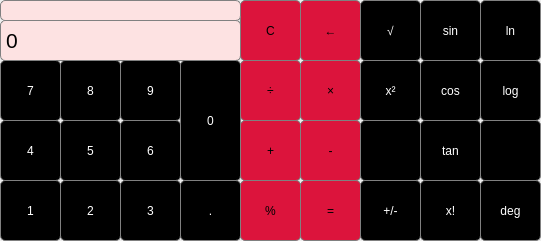
Above: mainwindow.ui from calculator22105/calculator before the change. Below: the same form after it.
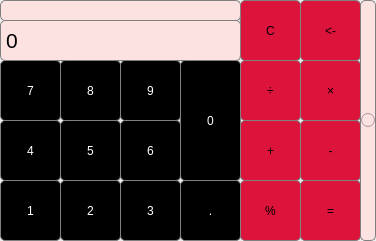
That is the form after the change.

The edit to the form file:
```diff
--- a/mainwindow.ui
+++ b/mainwindow.ui
@@ -6,7 +6,7 @@
    <rect>
     <x>0</x>
     <y>0</y>
-    <width>541</width>
+    <width>376</width>
     <height>241</height>
    </rect>
   </property>
@@ -79,31 +79,6 @@
      <string>С</string>
     </property>
    </widget>
-   <widget class="QPushButton" name="pushButton_plusMinus">
-    <property name="geometry">
-     <rect>
-      <x>360</x>
-      <y>180</y>
-      <width>61</width>
-      <height>61</height>
-     </rect>
-    </property>
-    <property name="styleSheet">
-     <string notr="true">QPushButton {
- background-color: black;
- border: 1px solid gray;
-   border-radius: 5px;
-color: white;
-}
-QPushButton:pressed {
- background-color: qlineargradient(x1: 0, y1: 0, x2: 1, y2: 1,
-stop: 0 #F3184B, stop: 1 #FF9AFF);
-}</string>
-    </property>
-    <property name="text">
-     <string>+/-</string>
-    </property>
-   </widget>
    <widget class="QPushButton" name="pushButton_7">
     <property name="geometry">
      <rect>
@@ -549,181 +524,6 @@
      <string/>
     </property>
    </widget>
-   <widget class="QPushButton" name="pushButton_sqrt">
-    <property name="geometry">
-     <rect>
-      <x>360</x>
-      <y>0</y>
-      <width>61</width>
-      <height>61</height>
-     </rect>
-    </property>
-    <property name="styleSheet">
-     <string notr="true">QPushButton {
- background-color: black;
- border: 1px solid gray;
-   border-radius: 5px;
-color: white;
-}
-QPushButton:pressed {
- background-color: qlineargradient(x1: 0, y1: 0, x2: 1, y2: 1,
-stop: 0 #F3184B, stop: 1 #FF9AFF);
-}</string>
-    </property>
-    <property name="text">
-     <string>√</string>
-    </property>
-   </widget>
-   <widget class="QPushButton" name="pushButton_pow">
-    <property name="geometry">
-     <rect>
-      <x>360</x>
-      <y>60</y>
-      <width>61</width>
-      <height>61</height>
-     </rect>
-    </property>
-    <property name="styleSheet">
-     <string notr="true">QPushButton {
- background-color: black;
- border: 1px solid gray;
-   border-radius: 5px;
-color: white;
-}
-QPushButton:pressed {
- background-color: qlineargradient(x1: 0, y1: 0, x2: 1, y2: 1,
-stop: 0 #F3184B, stop: 1 #FF9AFF);
-}</string>
-    </property>
-    <property name="text">
-     <string>x²</string>
-    </property>
-   </widget>
-   <widget class="QPushButton" name="pushButton_powe">
-    <property name="geometry">
-     <rect>
-      <x>360</x>
-      <y>120</y>
-      <width>61</width>
-      <height>61</height>
-     </rect>
-    </property>
-    <property name="styleSheet">
-     <string notr="true">QPushButton {
- background-color: black;
- border: 1px solid gray;
-   border-radius: 5px;
-color: white;
-}
-QPushButton:pressed {
- background-color: qlineargradient(x1: 0, y1: 0, x2: 1, y2: 1,
-stop: 0 #F3184B, stop: 1 #FF9AFF);
-}</string>
-    </property>
-    <property name="text">
-     <string/>
-    </property>
-   </widget>
-   <widget class="QPushButton" name="pushButton_cos">
-    <property name="geometry">
-     <rect>
-      <x>420</x>
-      <y>60</y>
-      <width>61</width>
-      <height>61</height>
-     </rect>
-    </property>
-    <property name="styleSheet">
-     <string notr="true">QPushButton {
- background-color: black;
- border: 1px solid gray;
-   border-radius: 5px;
-color: white;
-}
-QPushButton:pressed {
- background-color: qlineargradient(x1: 0, y1: 0, x2: 1, y2: 1,
-stop: 0 #F3184B, stop: 1 #FF9AFF);
-}</string>
-    </property>
-    <property name="text">
-     <string>cos</string>
-    </property>
-   </widget>
-   <widget class="QPushButton" name="pushButton_sin">
-    <property name="geometry">
-     <rect>
-      <x>420</x>
-      <y>0</y>
-      <width>61</width>
-      <height>61</height>
-     </rect>
-    </property>
-    <property name="styleSheet">
-     <string notr="true">QPushButton {
- background-color: black;
- border: 1px solid gray;
-   border-radius: 5px;
-color: white;
-}
-QPushButton:pressed {
- background-color: qlineargradient(x1: 0, y1: 0, x2: 1, y2: 1,
-stop: 0 #F3184B, stop: 1 #FF9AFF);
-}</string>
-    </property>
-    <property name="text">
-     <string>sin</string>
-    </property>
-   </widget>
-   <widget class="QPushButton" name="pushButton_tan">
-    <property name="geometry">
-     <rect>
-      <x>420</x>
-      <y>120</y>
-      <width>61</width>
-      <height>61</height>
-     </rect>
-    </property>
-    <property name="styleSheet">
-     <string notr="true">QPushButton {
- background-color: black;
- border: 1px solid gray;
-   border-radius: 5px;
-color: white;
-}
-QPushButton:pressed {
- background-color: qlineargradient(x1: 0, y1: 0, x2: 1, y2: 1,
-stop: 0 #F3184B, stop: 1 #FF9AFF);
-}</string>
-    </property>
-    <property name="text">
-     <string>tan</string>
-    </property>
-   </widget>
-   <widget class="QPushButton" name="pushButton_factorial">
-    <property name="geometry">
-     <rect>
-      <x>420</x>
-      <y>180</y>
-      <width>61</width>
-      <height>61</height>
-     </rect>
-    </property>
-    <property name="styleSheet">
-     <string notr="true">QPushButton {
- background-color: black;
- border: 1px solid gray;
-   border-radius: 5px;
-color: white;
-}
-QPushButton:pressed {
- background-color: qlineargradient(x1: 0, y1: 0, x2: 1, y2: 1,
-stop: 0 #F3184B, stop: 1 #FF9AFF);
-}</string>
-    </property>
-    <property name="text">
-     <string>x!</string>
-    </property>
-   </widget>
    <widget class="QPushButton" name="pushButton_back">
     <property name="geometry">
      <rect>
@@ -745,74 +545,23 @@
 }</string>
     </property>
     <property name="text">
-     <string>←</string>
+     <string>&lt;-</string>
     </property>
    </widget>
-   <widget class="QPushButton" name="pushButton_fraction">
+   <widget class="QRadioButton" name="radioButton">
     <property name="geometry">
      <rect>
-      <x>480</x>
-      <y>120</y>
-      <width>61</width>
-      <height>61</height>
-     </rect>
-    </property>
-    <property name="styleSheet">
-     <string notr="true">QPushButton {
- background-color: black;
- border: 1px solid gray;
-   border-radius: 5px;
-color: white;
-}
-QPushButton:pressed {
- background-color: qlineargradient(x1: 0, y1: 0, x2: 1, y2: 1,
-stop: 0 #F3184B, stop: 1 #FF9AFF);
-}</string>
-    </property>
-    <property name="text">
-     <string/>
-    </property>
-   </widget>
-   <widget class="QPushButton" name="pushButton_deg">
-    <property name="geometry">
-     <rect>
-      <x>480</x>
-      <y>180</y>
-      <width>61</width>
-      <height>61</height>
-     </rect>
-    </property>
-    <property name="styleSheet">
-     <string notr="true">QPushButton {
- background-color: black;
- border: 1px solid gray;
-   border-radius: 5px;
-color: white;
-}
-QPushButton:pressed {
- background-color: qlineargradient(x1: 0, y1: 0, x2: 1, y2: 1,
-stop: 0 #F3184B, stop: 1 #FF9AFF);
-}</string>
-    </property>
-    <property name="text">
-     <string>deg</string>
-    </property>
-   </widget>
-   <widget class="QPushButton" name="pushButton_ln">
-    <property name="geometry">
-     <rect>
-      <x>480</x>
+      <x>360</x>
       <y>0</y>
-      <width>61</width>
-      <height>61</height>
+      <width>16</width>
+      <height>241</height>
      </rect>
     </property>
     <property name="styleSheet">
-     <string notr="true">QPushButton {
- background-color: black;
+     <string notr="true">QRadioButton {
+ background-color:#FDE2E2;
  border: 1px solid gray;
    border-radius: 5px;
-color: white;
 }
 QPushButton:pressed {
  background-color: qlineargradient(x1: 0, y1: 0, x2: 1, y2: 1,
@@ -820,32 +569,7 @@
 }</string>
     </property>
     <property name="text">
-     <string>ln</string>
-    </property>
-   </widget>
-   <widget class="QPushButton" name="pushButton_log">
-    <property name="geometry">
-     <rect>
-      <x>480</x>
-      <y>60</y>
-      <width>61</width>
-      <height>61</height>
-     </rect>
-    </property>
-    <property name="styleSheet">
-     <string notr="true">QPushButton {
- background-color: black;
- border: 1px solid gray;
-   border-radius: 5px;
-color: white;
-}
-QPushButton:pressed {
- background-color: qlineargradient(x1: 0, y1: 0, x2: 1, y2: 1,
-stop: 0 #F3184B, stop: 1 #FF9AFF);
-}</string>
-    </property>
-    <property name="text">
-     <string>log</string>
+     <string>.</string>
     </property>
    </widget>
   </widget>
```
Left out of the diff: 7 changed lines with no effect on the pictures.
